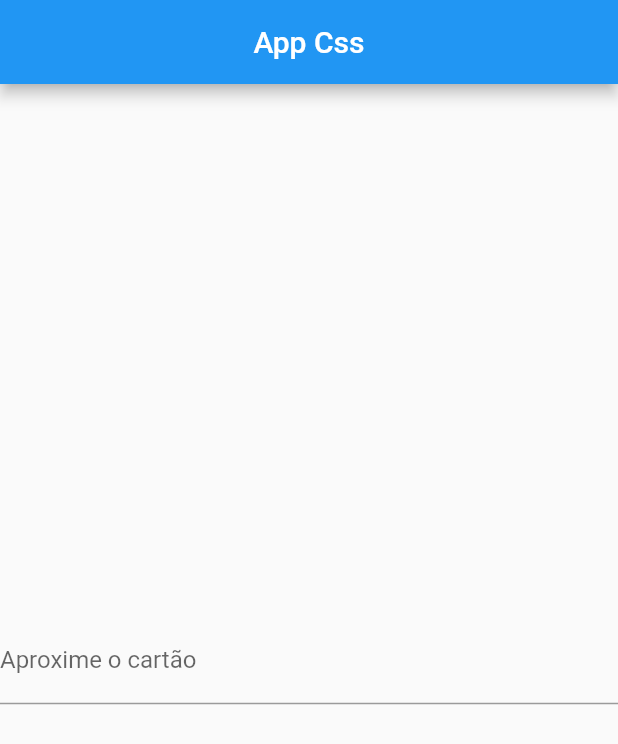
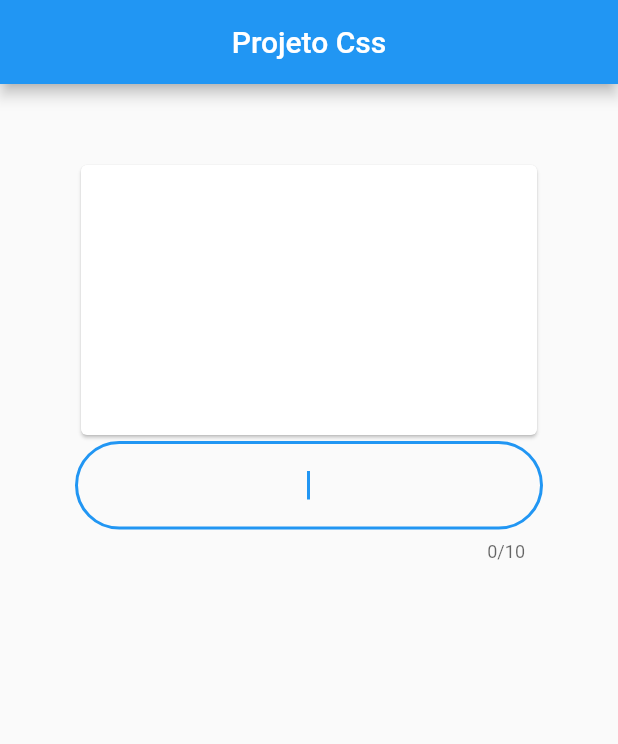
Before and after one commit to Cloves-Jose/entrada_css, a Flutter app: the screen it shows after launch, on a phone screen of 412 x 824 dp. Shown: the top 744 px of the screen. Run offline on Flutter 3.47's test engine with Material 2 defaults, Android fonts, the phone set to English and light mode, and no system bars.

Commit message:
atualização

```diff
--- /dev/null
+++ b/lib/app.dart
@@ -0,0 +1,68 @@
+import 'package:flutter/cupertino.dart';
+import 'package:flutter/material.dart';
+
+class App extends StatefulWidget {
+  const App({Key? key}) : super(key: key);
+
+  @override
+  _AppState createState() => _AppState();
+}
+
+class _AppState extends State<App> {
+  TextEditingController _entradaController = TextEditingController();
+
+  Widget _inputText() {
+    return TextField(
+      keyboardType: TextInputType.number,
+      autofocus: true,
+      maxLength: 10,
+      obscureText: true,
+      obscuringCharacter: '•',
+      controller: _entradaController,
+      textAlign: TextAlign.center,
+      decoration: InputDecoration(
+          border:
+              OutlineInputBorder(borderRadius: BorderRadius.circular(30.0))),
+    );
+  }
+
+  Widget _logoImage() {
+    return Card(
+      child: Padding(
+        padding: EdgeInsets.all(50.0),
+        child: Row(
+          children: <Widget>[
+            Container(
+              width: 80.0,
+              height: 80.0,
+              decoration: BoxDecoration(
+                shape: BoxShape.circle,
+              ),
+            ),
+          ],
+        ),
+      ),
+    );
+  }
+
+  @override
+  Widget build(BuildContext context) {
+    return Scaffold(
+      appBar: AppBar(
+        title: Text('Projeto Css'),
+        centerTitle: true,
+      ),
+      body: Container(
+        padding: EdgeInsets.all(50),
+        child: Center(
+          child: Column(
+            children: [
+              _logoImage(),
+              _inputText(),
+            ],
+          ),
+        ),
+      ),
+    );
+  }
+}
--- a/lib/main.dart
+++ b/lib/main.dart
@@ -1,7 +1,7 @@
-import 'package:cloud_firestore/cloud_firestore.dart';
 import 'package:flutter/material.dart';
+import 'package:projeto_css/app.dart';
 
-void main() {
+main() {
   runApp(MyApp());
 }
 
@@ -9,47 +9,9 @@ class MyApp extends StatelessWidget {
   @override
   Widget build(BuildContext context) {
     return MaterialApp(
+      title: 'Projeto Css',
       debugShowCheckedModeBanner: false,
-      title: 'App Css',
-      home: HomePage(),
+      home: App(),
     );
   }
 }
-
-class HomePage extends StatefulWidget {
-  @override
-  _HomePageState createState() => _HomePageState();
-}
-
-class _HomePageState extends State<HomePage> {
-  //Criando variável controller de entrada de dados
-  final TextEditingController _entradaAlunos = TextEditingController();
-
-  //Comunicação com o banco de dados
-  CollectionReference _alunos = FirebaseFirestore.instance.collection('teste');
-
-  //Função que vai limpar o campo de texto
-  void _clearText() {
-    _entradaAlunos.text = '';
-  }
-
-  //Checar informações do banco de dados
-
-  @override
-  Widget build(BuildContext context) {
-    return Scaffold(
-        appBar: AppBar(
-          title: Text('App Css'),
-          centerTitle: true,
-        ),
-        body: Column(
-          mainAxisAlignment: MainAxisAlignment.center,
-          crossAxisAlignment: CrossAxisAlignment.center,
-          children: [
-            TextField(
-                controller: _entradaAlunos,
-                decoration: InputDecoration(labelText: 'Aproxime o cartão'))
-          ],
-        ));
-  }
-}
--- a/pubspec.yaml
+++ b/pubspec.yaml
@@ -28,8 +28,7 @@ dependencies:
   # The following adds the Cupertino Icons font to your application.
   # Use with the CupertinoIcons class for iOS style icons.
   cupertino_icons: ^1.0.2
-  cloud_firestore: ^2.4.0
-  firebase_core: ^1.4.0
+
 
 dev_dependencies:
   flutter_test:
```
Also changed, not shown: assets/images/logo_css.png (added), pubspec.lock.
